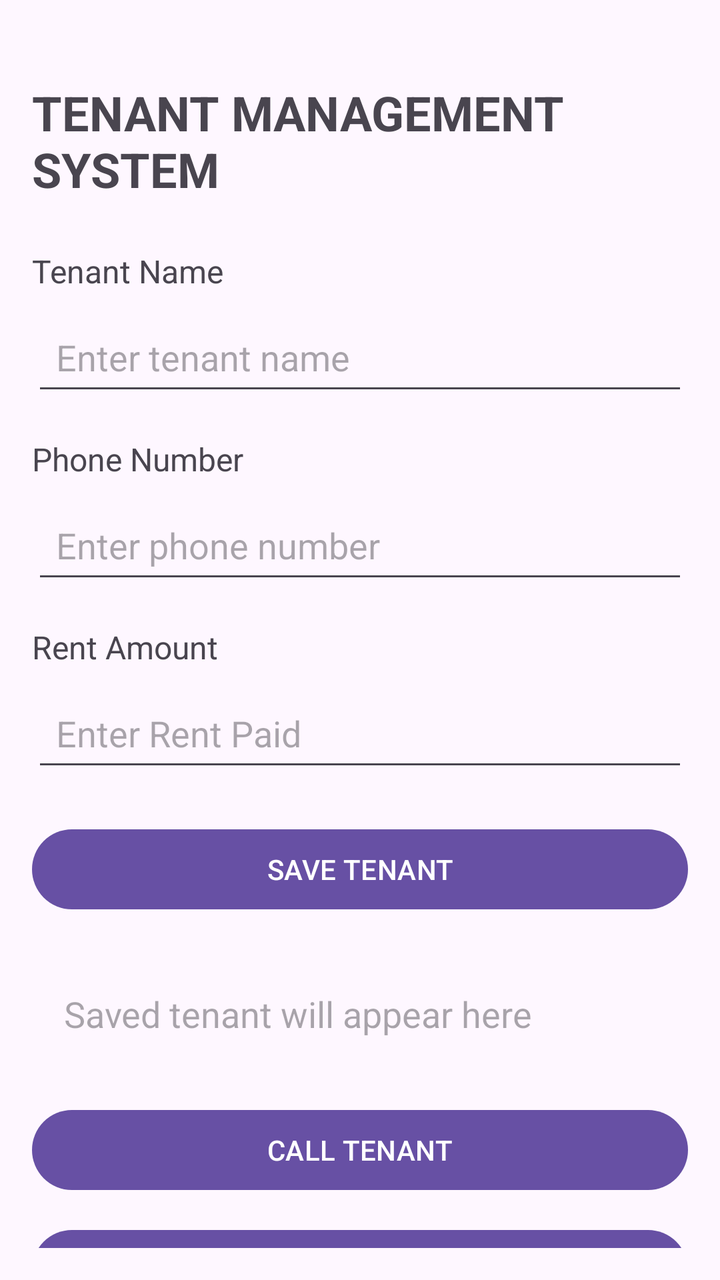
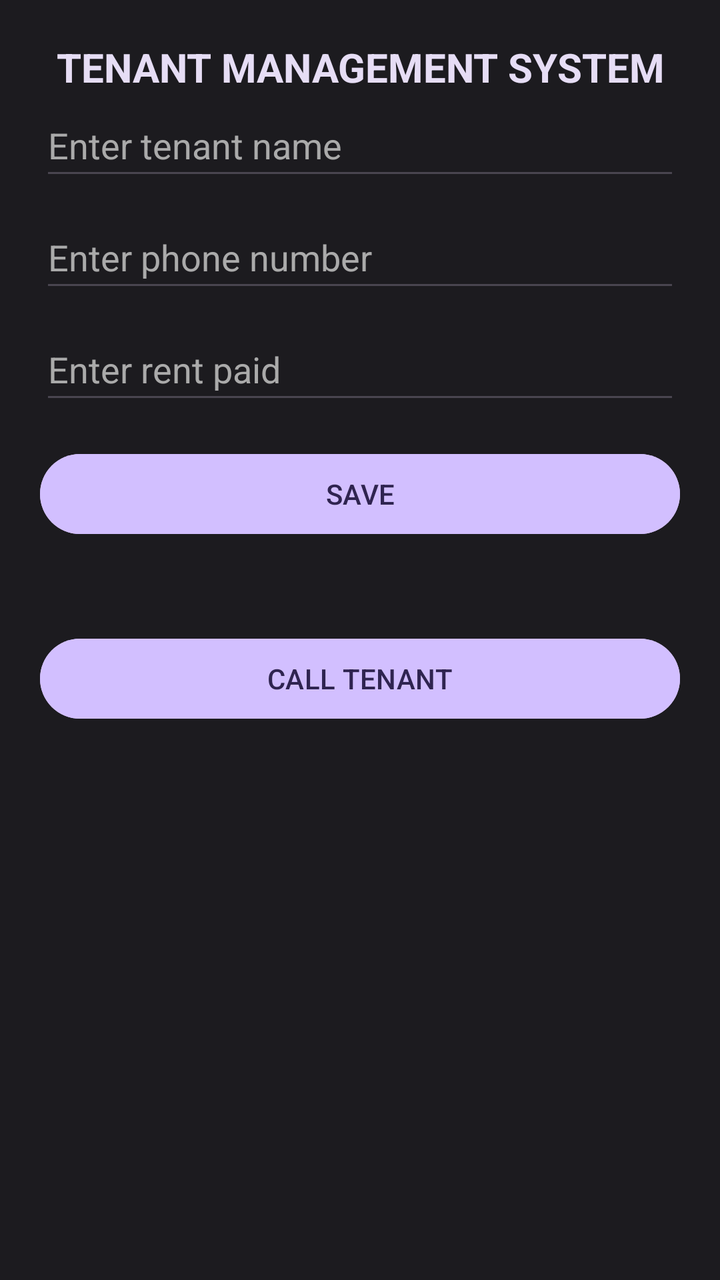

Before-and-after screenshots of an Android layout around one commit, followed by the original layout XML and the change that was made.
<!-- AndroidManifest.xml: application theme Theme.Tenantmanagementsystem -->
<!-- res/layout/activity_main.xml -->
<?xml version="1.0" encoding="utf-8"?>
<layout xmlns:android="http://schemas.android.com/apk/res/android"
    xmlns:app="http://schemas.android.com/apk/res-auto">

    <data>

        <variable
            name="tenant"
            type="com.example.tenantmanagementsystem.Tenant" />

    </data>

    <androidx.constraintlayout.widget.ConstraintLayout
        android:layout_width="match_parent"
        android:layout_height="match_parent"
        android:padding="16dp">

        

        <TextView
            android:id="@+id/titleTextView"
            android:layout_width="wrap_content"
            android:layout_height="wrap_content"
            android:layout_marginTop="24dp"
            android:text="TENANT MANAGEMENT SYSTEM"
            android:textSize="24sp"
            android:textStyle="bold"
            app:layout_constraintEnd_toEndOf="parent"
            app:layout_constraintStart_toStartOf="parent"
            app:layout_constraintTop_toTopOf="parent" />

        <TextView
            android:id="@+id/tenantNameLabel"
            android:layout_width="wrap_content"
            android:layout_height="wrap_content"
            android:layout_marginTop="24dp"
            android:text="Tenant Name"
            android:textSize="16sp"
            app:layout_constraintStart_toStartOf="parent"
            app:layout_constraintTop_toBottomOf="@id/titleTextView" />

        <EditText
            android:id="@+id/tenantNameEditText"
            android:layout_width="0dp"
            android:layout_height="wrap_content"
            android:layout_marginTop="8dp"
            android:hint="Enter tenant name"
            android:inputType="textPersonName"
            android:minHeight="48dp"
            android:padding="12dp"
            app:layout_constraintEnd_toEndOf="parent"
            app:layout_constraintStart_toStartOf="parent"
            app:layout_constraintTop_toBottomOf="@id/tenantNameLabel" />

        <TextView
            android:id="@+id/phoneLabel"
            android:layout_width="wrap_content"
            android:layout_height="wrap_content"
            android:layout_marginTop="16dp"
            android:text="Phone Number"
            android:textSize="16sp"
            app:layout_constraintStart_toStartOf="parent"
            app:layout_constraintTop_toBottomOf="@id/tenantNameEditText" />

        <EditText
            android:id="@+id/phoneEditText"
            android:layout_width="0dp"
            android:layout_height="wrap_content"
            android:layout_marginTop="8dp"
            android:hint="Enter phone number"
            android:inputType="phone"
            android:minHeight="48dp"
            android:padding="12dp"
            app:layout_constraintEnd_toEndOf="parent"
            app:layout_constraintStart_toStartOf="parent"
            app:layout_constraintTop_toBottomOf="@id/phoneLabel" />

        <TextView
            android:id="@+id/rentLabel"
            android:layout_width="wrap_content"
            android:layout_height="wrap_content"
            android:layout_marginTop="16dp"
            android:text="Rent Amount"
            android:textSize="16sp"
            app:layout_constraintStart_toStartOf="parent"
            app:layout_constraintTop_toBottomOf="@id/phoneEditText" />

        <EditText
            android:id="@+id/rentEditText"
            android:layout_width="0dp"
            android:layout_height="wrap_content"
            android:layout_marginTop="8dp"
            android:hint="Enter Rent Paid"
            android:inputType="numberDecimal"
            android:minHeight="48dp"
            android:padding="12dp"
            app:layout_constraintEnd_toEndOf="parent"
            app:layout_constraintStart_toStartOf="parent"
            app:layout_constraintTop_toBottomOf="@id/rentLabel" />

        <Button
            android:id="@+id/saveButton"
            android:layout_width="0dp"
            android:layout_height="wrap_content"
            android:layout_marginTop="20dp"
            android:text="SAVE TENANT"
            app:layout_constraintEnd_toEndOf="parent"
            app:layout_constraintStart_toStartOf="parent"
            app:layout_constraintTop_toBottomOf="@id/rentEditText" />

        <TextView
            android:id="@+id/tenantResultTextView"
            android:layout_width="0dp"
            android:layout_height="wrap_content"
            android:layout_marginTop="20dp"
            android:hint="Saved tenant will appear here"
            android:padding="16dp"
            android:text="@{tenant.summary()}"
            android:textSize="18sp"
            app:layout_constraintEnd_toEndOf="parent"
            app:layout_constraintStart_toStartOf="parent"
            app:layout_constraintTop_toBottomOf="@id/saveButton" />

        <Button
            android:id="@+id/callButton"
            android:layout_width="0dp"
            android:layout_height="wrap_content"
            android:layout_marginTop="16dp"
            android:text="CALL TENANT"
            app:layout_constraintEnd_toEndOf="parent"
            app:layout_constraintStart_toStartOf="parent"
            app:layout_constraintTop_toBottomOf="@id/tenantResultTextView" />

        <Button
            android:id="@+id/shareButton"
            android:layout_width="0dp"
            android:layout_height="wrap_content"
            android:layout_marginTop="12dp"
            android:text="SHARE TENANT"
            app:layout_constraintEnd_toEndOf="parent"
            app:layout_constraintStart_toStartOf="parent"
            app:layout_constraintTop_toBottomOf="@id/callButton" />

    </androidx.constraintlayout.widget.ConstraintLayout>

</layout>
<!-- resources referenced by this layout -->
<resources>
  <style name="Theme.Tenantmanagementsystem" parent="Base.Theme.Tenantmanagementsystem" />
  <style name="Base.Theme.Tenantmanagementsystem" parent="Theme.Material3.DayNight.NoActionBar">
          
          
      </style>
</resources>

<!-- the commit's change to res/layout/activity_main.xml (unified diff, before → after) -->
@@ -3,144 +3,110 @@
     xmlns:app="http://schemas.android.com/apk/res-auto">
 
     <data>
-
+        <import type="android.view.View" />
         <variable
             name="tenant"
             type="com.example.tenantmanagementsystem.Tenant" />
-
     </data>
 
     <androidx.constraintlayout.widget.ConstraintLayout
         android:layout_width="match_parent"
         android:layout_height="match_parent"
-        android:padding="16dp">
-
-        
+        android:background="#1C1B1F"
+        android:padding="20dp">
 
         <TextView
             android:id="@+id/titleTextView"
-            android:layout_width="wrap_content"
+            android:layout_width="0dp"
             android:layout_height="wrap_content"
-            android:layout_marginTop="24dp"
             android:text="TENANT MANAGEMENT SYSTEM"
-            android:textSize="24sp"
+            android:textColor="#E6DDF5"
+            android:textSize="20sp"
             android:textStyle="bold"
-            app:layout_constraintEnd_toEndOf="parent"
+            android:gravity="center"
+            android:layout_marginBottom="20dp"
+            app:layout_constraintTop_toTopOf="parent"
             app:layout_constraintStart_toStartOf="parent"
-            app:layout_constraintTop_toTopOf="parent" />
-
-        <TextView
-            android:id="@+id/tenantNameLabel"
-            android:layout_width="wrap_content"
-            android:layout_height="wrap_content"
-            android:layout_marginTop="24dp"
-            android:text="Tenant Name"
-            android:textSize="16sp"
-            app:layout_constraintStart_toStartOf="parent"
-            app:layout_constraintTop_toBottomOf="@id/titleTextView" />
+            app:layout_constraintEnd_toEndOf="parent" />
 
         <EditText
             android:id="@+id/tenantNameEditText"
             android:layout_width="0dp"
             android:layout_height="wrap_content"
-            android:layout_marginTop="8dp"
             android:hint="Enter tenant name"
+            android:textColor="#FFFFFF"
+            android:textColorHint="#AAAAAA"
             android:inputType="textPersonName"
             android:minHeight="48dp"
-            android:padding="12dp"
-            app:layout_constraintEnd_toEndOf="parent"
+            app:layout_constraintTop_toBottomOf="@id/titleTextView"
             app:layout_constraintStart_toStartOf="parent"
-            app:layout_constraintTop_toBottomOf="@id/tenantNameLabel" />
-
-        <TextView
-            android:id="@+id/phoneLabel"
-            android:layout_width="wrap_content"
-            android:layout_height="wrap_content"
-            android:layout_marginTop="16dp"
-            android:text="Phone Number"
-            android:textSize="16sp"
-            app:layout_constraintStart_toStartOf="parent"
-            app:layout_constraintTop_toBottomOf="@id/tenantNameEditText" />
+            app:layout_constraintEnd_toEndOf="parent" />
 
         <EditText
             android:id="@+id/phoneEditText"
             android:layout_width="0dp"
             android:layout_height="wrap_content"
-            android:layout_marginTop="8dp"
             android:hint="Enter phone number"
+            android:textColor="#FFFFFF"
+            android:textColorHint="#AAAAAA"
             android:inputType="phone"
             android:minHeight="48dp"
-            android:padding="12dp"
-            app:layout_constraintEnd_toEndOf="parent"
+            android:layout_marginTop="8dp"
+            app:layout_constraintTop_toBottomOf="@id/tenantNameEditText"
             app:layout_constraintStart_toStartOf="parent"
-            app:layout_constraintTop_toBottomOf="@id/phoneLabel" />
-
-        <TextView
-            android:id="@+id/rentLabel"
-            android:layout_width="wrap_content"
-            android:layout_height="wrap_content"
-            android:layout_marginTop="16dp"
-            android:text="Rent Amount"
-            android:textSize="16sp"
-            app:layout_constraintStart_toStartOf="parent"
-            app:layout_constraintTop_toBottomOf="@id/phoneEditText" />
+            app:layout_constraintEnd_toEndOf="parent" />
 
         <EditText
             android:id="@+id/rentEditText"
             android:layout_width="0dp"
             android:layout_height="wrap_content"
-            android:layout_marginTop="8dp"
-            android:hint="Enter Rent Paid"
+            android:hint="Enter rent paid"
+            android:textColor="#FFFFFF"
+            android:textColorHint="#AAAAAA"
             android:inputType="numberDecimal"
             android:minHeight="48dp"
-            android:padding="12dp"
-            app:layout_constraintEnd_toEndOf="parent"
+            android:layout_marginTop="8dp"
+            app:layout_constraintTop_toBottomOf="@id/phoneEditText"
             app:layout_constraintStart_toStartOf="parent"
-            app:layout_constraintTop_toBottomOf="@id/rentLabel" />
+            app:layout_constraintEnd_toEndOf="parent" />
 
         <Button
             android:id="@+id/saveButton"
             android:layout_width="0dp"
-            android:layout_height="wrap_content"
-            android:layout_marginTop="20dp"
-            android:text="SAVE TENANT"
-            app:layout_constraintEnd_toEndOf="parent"
+            android:layout_height="48dp"
+            android:text="SAVE"
+            android:textColor="#2F2450"
+            android:backgroundTint="#D2BFFF"
+            android:layout_marginTop="16dp"
+            app:layout_constraintTop_toBottomOf="@id/rentEditText"
             app:layout_constraintStart_toStartOf="parent"
-            app:layout_constraintTop_toBottomOf="@id/rentEditText" />
+            app:layout_constraintEnd_toEndOf="parent" />
 
         <TextView
-            android:id="@+id/tenantResultTextView"
+            android:id="@+id/tenantSummaryTextView"
             android:layout_width="0dp"
             android:layout_height="wrap_content"
-            android:layout_marginTop="20dp"
-            android:hint="Saved tenant will appear here"
-            android:padding="16dp"
-            android:text="@{tenant.summary()}"
-            android:textSize="18sp"
-            app:layout_constraintEnd_toEndOf="parent"
+            android:text="@{tenant != null ? tenant.summary() : ``}"
+            android:textColor="#FFFFFF"
+            android:textSize="15sp"
+            android:padding="0dp"
+            android:visibility="@{tenant != null ? View.VISIBLE : View.GONE}"
+            android:layout_marginTop="12dp"
+            app:layout_constraintTop_toBottomOf="@id/saveButton"
             app:layout_constraintStart_toStartOf="parent"
-            app:layout_constraintTop_toBottomOf="@id/saveButton" />
+            app:layout_constraintEnd_toEndOf="parent" />
 
         <Button
             android:id="@+id/callButton"
             android:layout_width="0dp"
-            android:layout_height="wrap_content"
-            android:layout_marginTop="16dp"
+            android:layout_height="48dp"
             android:text="CALL TENANT"
-            app:layout_constraintEnd_toEndOf="parent"
+            android:textColor="#2F2450"
+            android:backgroundTint="#D2BFFF"
+            android:layout_marginTop="12dp"
+            app:layout_constraintTop_toBottomOf="@id/tenantSummaryTextView"
             app:layout_constraintStart_toStartOf="parent"
-            app:layout_constraintTop_toBottomOf="@id/tenantResultTextView" />
-
-        <Button
-            android:id="@+id/shareButton"
-            android:layout_width="0dp"
-            android:layout_height="wrap_content"
-            android:layout_marginTop="12dp"
-            android:text="SHARE TENANT"
-            app:layout_constraintEnd_toEndOf="parent"
-            app:layout_constraintStart_toStartOf="parent"
-            app:layout_constraintTop_toBottomOf="@id/callButton" />
+            app:layout_constraintEnd_toEndOf="parent" />
 
     </androidx.constraintlayout.widget.ConstraintLayout>
-
 </layout>
